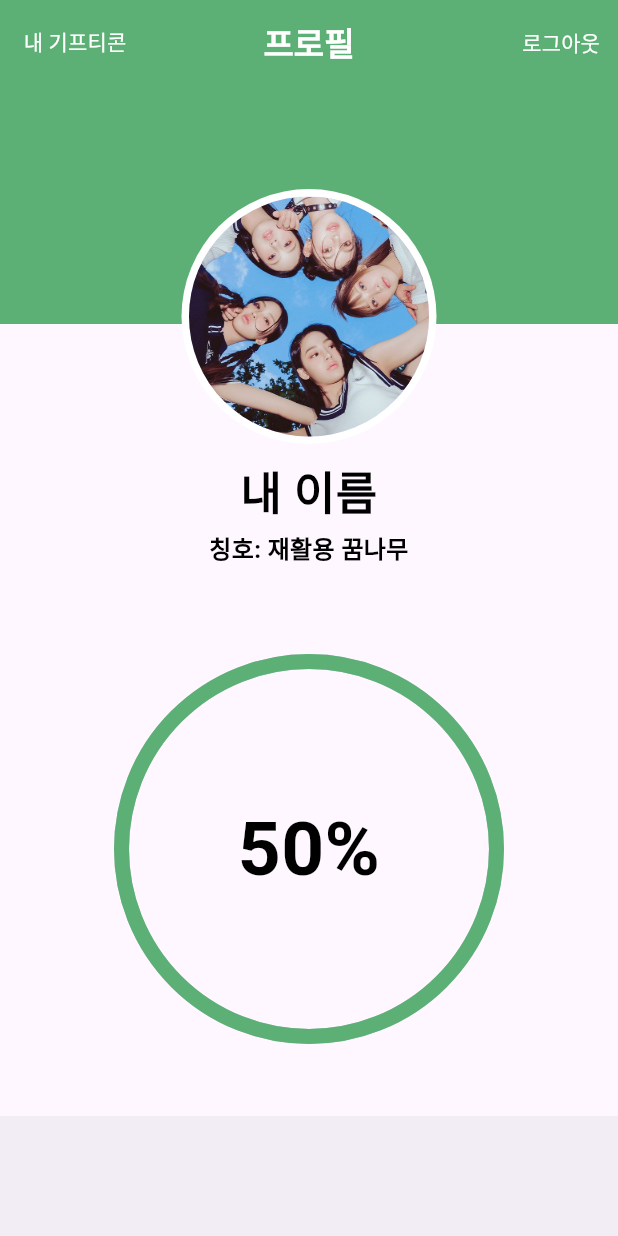
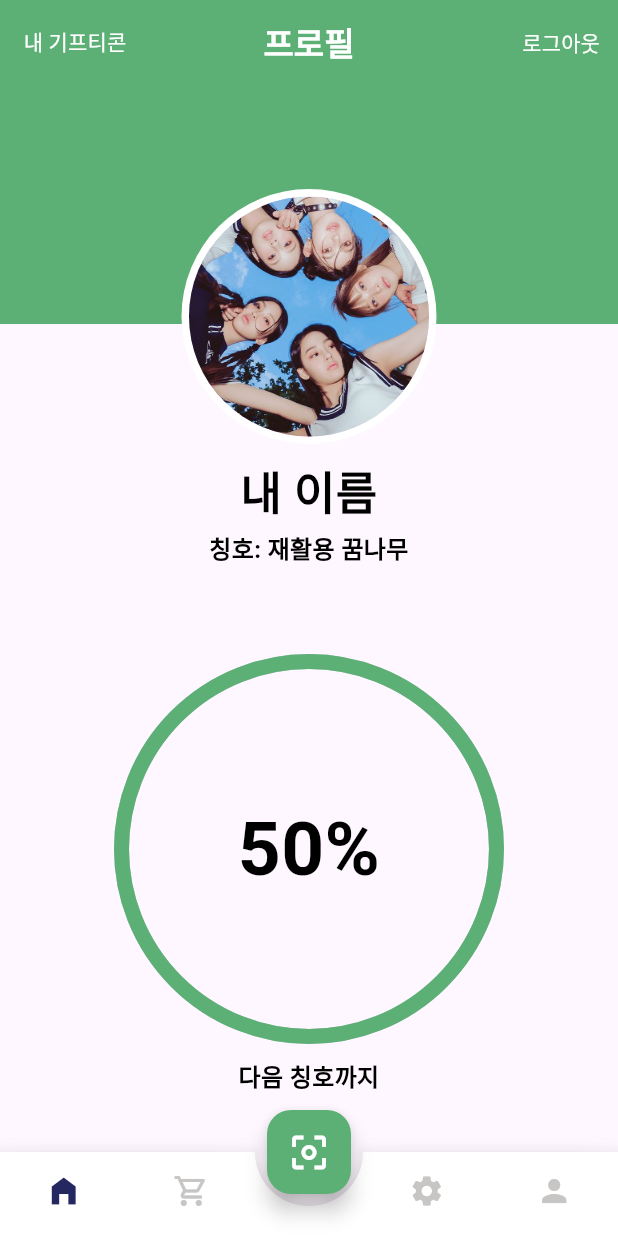
Before and after one commit to 23SmartRecycler/Smart-Recycler, a Flutter app: the Profile screen opened directly, on a phone screen of 412 x 824 dp. Run offline on Flutter 3.47's test engine with Material 2 defaults, Android fonts, the phone set to English and light mode, and no system bars; drawn by our look-alikes of animated_bottom_navigation_bar, percent_indicator; Roboto replaces fonts that are missing (Pretendard).

Commit message:
[DOCS] 바텀 네비게이션 구현

```diff
--- a/lib/common/colors.dart
+++ b/lib/common/colors.dart
@@ -9,3 +9,5 @@ const gray01 = Color(0xffF6F6F6);
 const textBorder = Color(0xffE8E8E8);
 const textHint = Color(0xffBDBDBD);
 const gray04 = Color(0xff666666);
+const activeNavigationBarColor = Color(0xff242760);
+const notActiveNavigationBarColor = Color(0xffC7C6C5);
--- a/lib/profile.dart
+++ b/lib/profile.dart
@@ -1,11 +1,10 @@
+import 'package:animated_bottom_navigation_bar/animated_bottom_navigation_bar.dart';
 import 'package:flutter/material.dart';
-import 'package:flutter/cupertino.dart';
+import 'package:percent_indicator/percent_indicator.dart';
 import 'package:smartrecycler/common/colors.dart';
-import 'package:percent_indicator/percent_indicator.dart';
 
 class ProfilePage extends StatelessWidget {
   const ProfilePage
-
   ({super.key});
 
   @override
@@ -24,6 +23,15 @@ class ProfilePage extends StatelessWidget {
   }
 
   class _ProfileState extends State<Profile> {
+
+    var _bottomNavIndex = 0;
+
+    final iconList = <IconData>[
+      Icons.home_filled,
+      Icons.shopping_cart_outlined,
+      Icons.settings,
+      Icons.person
+    ];
   @override
   Widget build(BuildContext context) {
   return Scaffold(
@@ -49,7 +57,7 @@ class ProfilePage extends StatelessWidget {
     child: Stack( // 스택으로 child를 쌓음
       children:<Widget> [
         Container(
-          height: 800,
+          height: 700,
         ),
         Positioned( // positioned로 top 높이에 따라서 child들을 겹치게 배치가 가능하다
             top:0,
@@ -104,12 +112,54 @@ class ProfilePage extends StatelessWidget {
                   fontSize: 50),textAlign: TextAlign.center,),
               progressColor: mainGreen,)
         ),
-
+        const Positioned(
+            top: 650,
+            left: 0,
+            right: 0,
+            child: Text('다음 칭호까지', style: TextStyle(color: Colors.black,
+                fontFamily: 'Pretendard',
+                fontWeight: FontWeight.w600,
+                fontSize: 16),textAlign: TextAlign.center,)
+        ),
       ],
     ),
   ),
-
-  bottomNavigationBar: BottomAppBar(),
+    floatingActionButton: FloatingActionButton(
+      child: Icon(
+        Icons.center_focus_weak,
+        size: 30,
+        color: Colors.white,
+      ),
+      backgroundColor: mainGreen,
+      onPressed: () {
+      },
+    ),
+    floatingActionButtonLocation: FloatingActionButtonLocation.centerDocked,
+    bottomNavigationBar: AnimatedBottomNavigationBar.builder(
+      itemCount: iconList.length,
+      tabBuilder: (int index, bool isActive) {
+        final color = isActive ? activeNavigationBarColor : notActiveNavigationBarColor;
+        return Column(
+          mainAxisSize: MainAxisSize.min,
+          mainAxisAlignment: MainAxisAlignment.center,
+          children: [
+            Icon(
+              iconList[index],
+              size: 24,
+              color: color,
+            ),
+            const SizedBox(height: 4),
+          ],
+        );
+      },
+      backgroundColor: Colors.white,
+      activeIndex: _bottomNavIndex,
+      splashColor: activeNavigationBarColor,
+      splashSpeedInMilliseconds: 300,
+      notchSmoothness: NotchSmoothness.softEdge,
+      gapLocation: GapLocation.center,
+      onTap: (index) => setState(() => _bottomNavIndex = index),
+    ),
   );
   }
 }
--- a/pubspec.yaml
+++ b/pubspec.yaml
@@ -15,6 +15,8 @@ dependencies:
     sdk: flutter
   flutter_native_splash: ^2.2.10+1
   percent_indicator: ^4.0.1
+  animated_bottom_navigation_bar: ^0.3.3 # animate 바텀네비게이션 바 적용
+  circular_reveal_animation: ^2.0.1
 
 
   # The following adds the Cupertino Icons font to your application.
```
Also changed, not shown: pubspec.lock.
